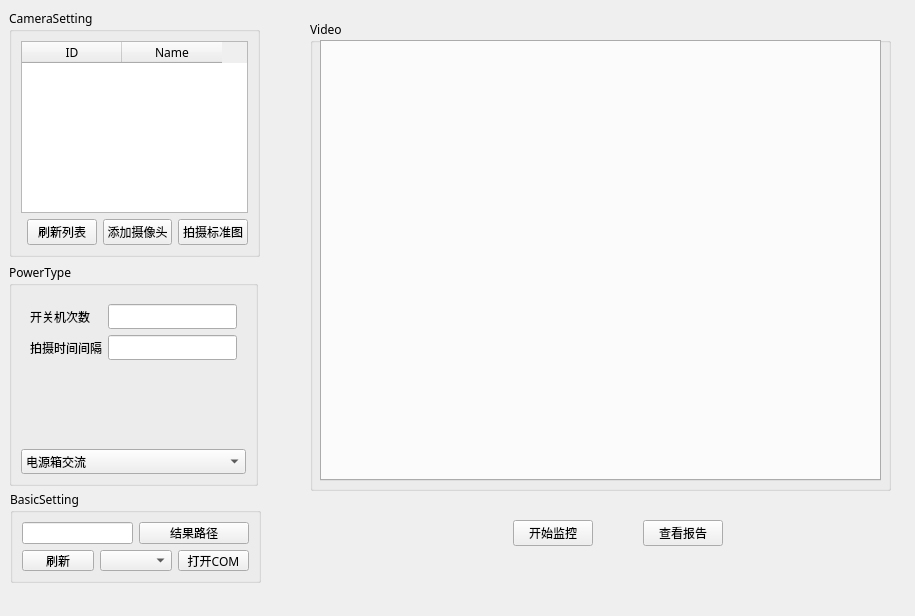
This is core/mainwindow.ui in jeffreyyjp/TvSupervision as Qt 5 draws it before an edit. The edited form follows.
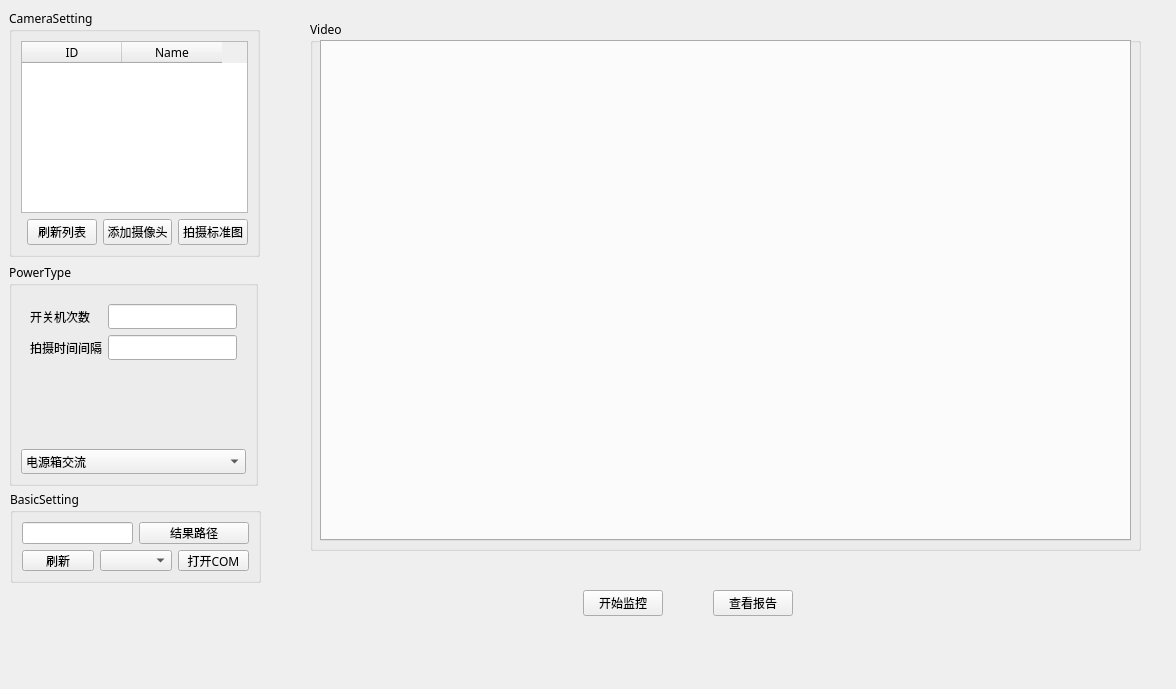
This is the edited form. Icons and pictures are not drawn.

Commit message: tab widgets for adding camera pages

Diff of the .ui file:
```diff
--- a/core/mainwindow.ui
+++ b/core/mainwindow.ui
@@ -6,8 +6,8 @@
    <rect>
     <x>0</x>
     <y>0</y>
-    <width>915</width>
-    <height>616</height>
+    <width>1176</width>
+    <height>689</height>
    </rect>
   </property>
   <property name="font">
@@ -285,8 +285,8 @@
     <rect>
      <x>310</x>
      <y>20</y>
-     <width>581</width>
-     <height>471</height>
+     <width>831</width>
+     <height>531</height>
     </rect>
    </property>
    <property name="title">
@@ -297,8 +297,8 @@
      <rect>
       <x>10</x>
       <y>20</y>
-      <width>561</width>
-      <height>441</height>
+      <width>811</width>
+      <height>501</height>
      </rect>
     </property>
     <property name="currentIndex">
@@ -306,11 +306,11 @@
     </property>
    </widget>
   </widget>
-  <widget class="QWidget" name="">
+  <widget class="QWidget" name="layoutWidget">
    <property name="geometry">
     <rect>
-     <x>470</x>
-     <y>520</y>
+     <x>540</x>
+     <y>590</y>
      <width>296</width>
      <height>27</height>
     </rect>
```
Left out of the diff: 6 changed lines with no effect on the pictures. The commit also changes 5 other files.
